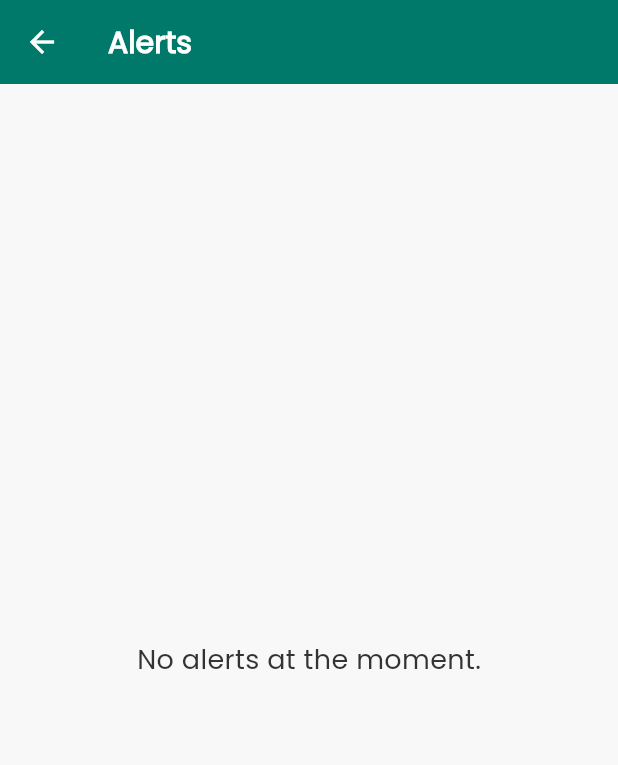
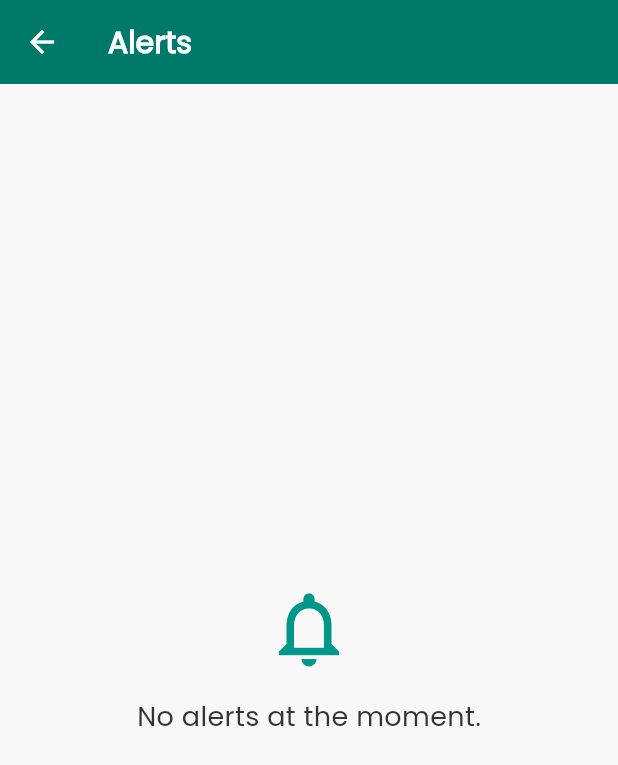
Before and after one commit to aayam17/pet_alert_app, a Flutter app: the AlertsScreen screen opened directly, on a phone screen of 412 x 824 dp. Shown: the top 765 px of the screen. Run offline on Flutter 3.47's test engine with Material 3 defaults, Android fonts, the phone set to English and light mode, and no system bars; our stand-ins replace font_awesome_flutter, google_fonts.

Commit message:
Alerts fixes

```diff
--- a/lib/views/alerts.dart
+++ b/lib/views/alerts.dart
@@ -11,9 +11,20 @@ class AlertsScreen extends StatelessWidget {
         backgroundColor: Colors.teal.shade700,
       ),
       body: const Center(
-        child: Text(
-          'No alerts at the moment.',
-          style: TextStyle(fontSize: 18),
+        child: Column(
+          mainAxisAlignment: MainAxisAlignment.center,
+          children: [
+            Icon(
+              Icons.notifications_none,
+              size: 60,
+              color: Colors.teal,
+            ),
+            SizedBox(height: 16),
+            Text(
+              'No alerts at the moment.',
+              style: TextStyle(fontSize: 18),
+            ),
+          ],
         ),
       ),
     );
```
